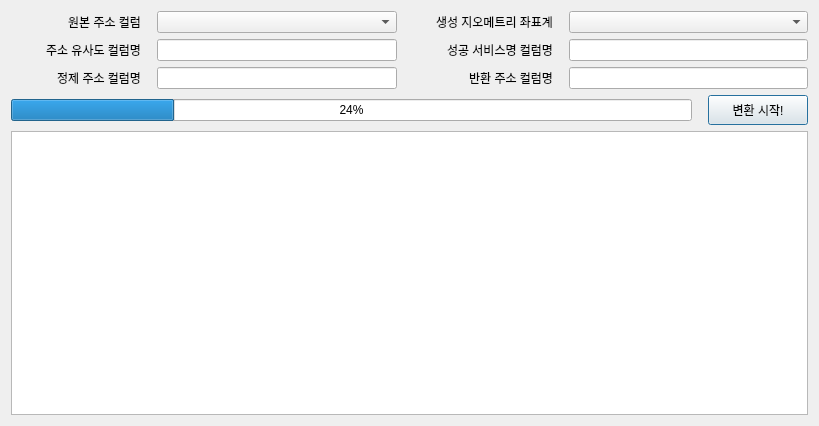
Above: geocoding_korea_dialog_base.ui from Gaia3D/GeoCodingKorea before the change. Below: the same form after it.
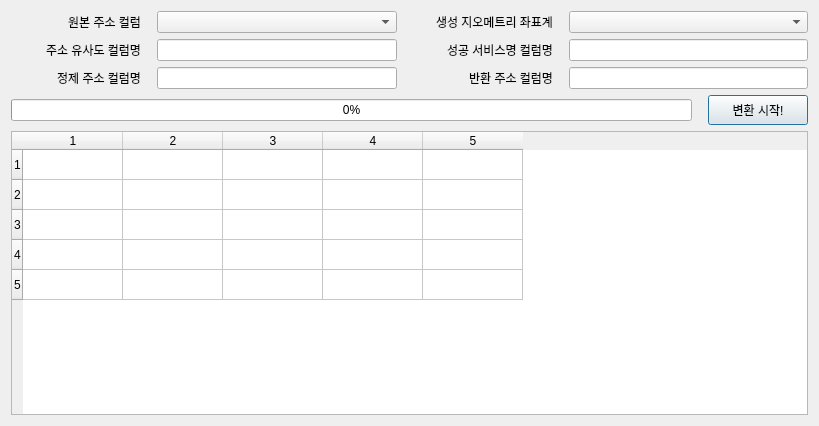
That is the form after the change.

Commit message: 리팩토링 1차 완료

Patch:
```diff
--- a/geocoding_korea_dialog_base.ui
+++ b/geocoding_korea_dialog_base.ui
@@ -316,7 +316,7 @@
      <item>
       <widget class="QProgressBar" name="progressBar">
        <property name="value">
-        <number>24</number>
+        <number>0</number>
        </property>
       </widget>
      </item>
@@ -360,7 +360,24 @@
    <item row="4" column="0">
     <layout class="QVBoxLayout" name="verticalLayout">
      <item>
-      <widget class="QTableWidget" name="dataTable"/>
+      <widget class="QTableWidget" name="dataTable">
+       <property name="rowCount">
+        <number>5</number>
+       </property>
+       <property name="columnCount">
+        <number>5</number>
+       </property>
+       <row/>
+       <row/>
+       <row/>
+       <row/>
+       <row/>
+       <column/>
+       <column/>
+       <column/>
+       <column/>
+       <column/>
+      </widget>
      </item>
     </layout>
    </item>
```
The commit also changes 2 other files.
